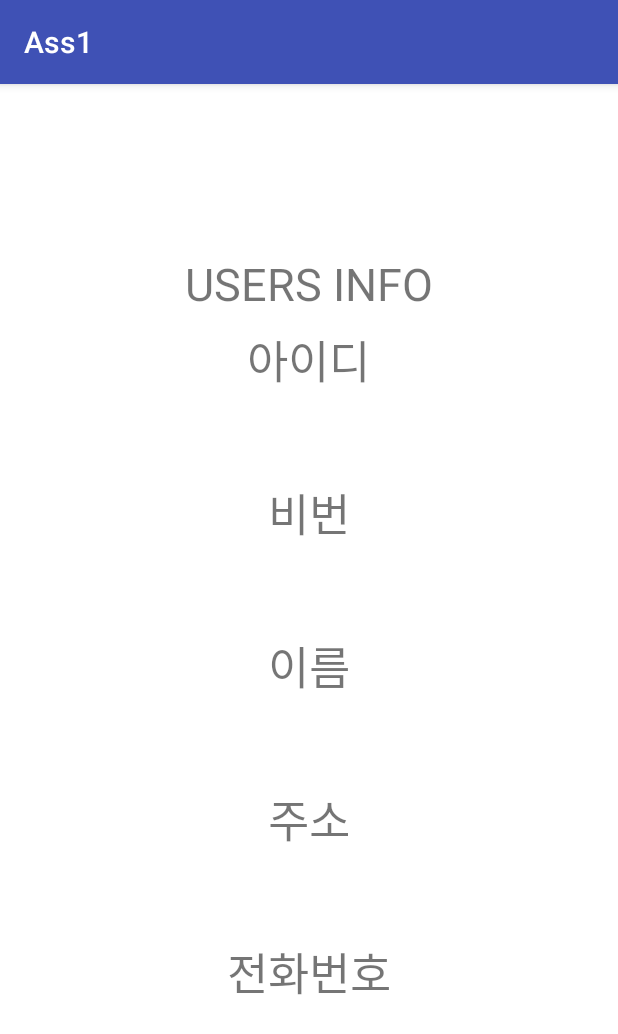
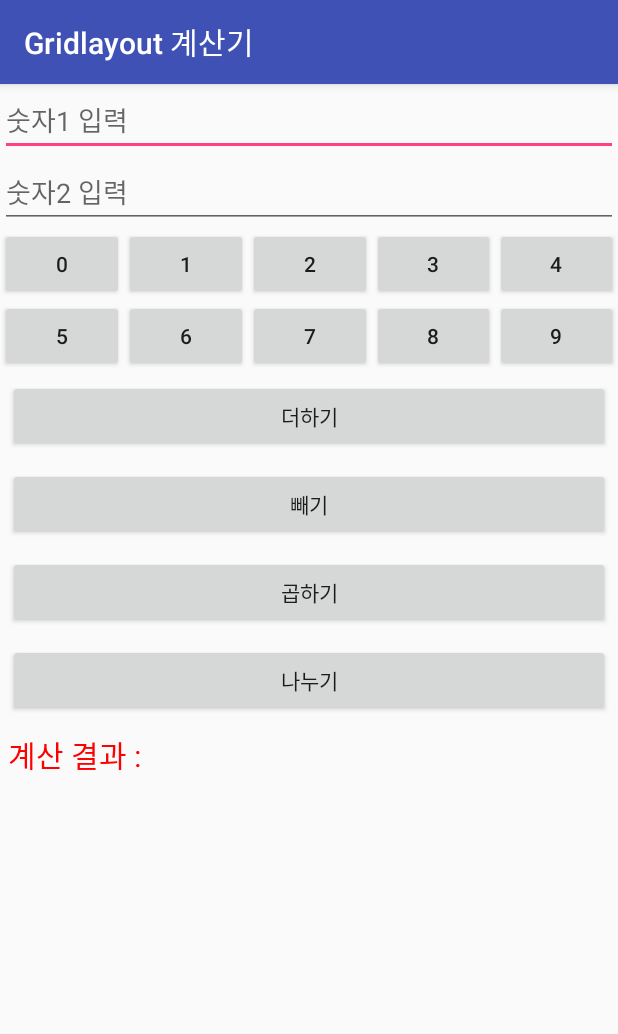
Before and after one commit to htchoi1006/mobileProgramming, an Android app: the MainActivity screen opened directly, with no data from a screen before it, on a phone screen of 412 x 824 dp. Shown: the top 1034 px of the screen. Run offline under Robolectric (Android 15) with nearby library versions, the phone set to English and light mode, and no system bars; network calls fail.

Commit message:
assignment 1

```diff
--- a/app/src/main/java/com/example/registerloginexample/MainActivity.java
+++ b/app/src/main/java/com/example/registerloginexample/MainActivity.java
@@ -1,42 +1,117 @@
 package com.example.registerloginexample;
+
+import android.os.Bundle;
+import android.view.View;
+import android.widget.Button;
+import android.widget.EditText;
+import android.widget.TextView;
+import android.widget.Toast;
 
 import androidx.appcompat.app.AppCompatActivity;
 
-import android.content.Intent;
-import android.os.Bundle;
-import android.widget.TextView;
-
 public class MainActivity extends AppCompatActivity {
 
-    private TextView tv_id, tv_pass, tv_name, tv_address, tv_phone;
+    EditText edit1, edit2;
+    Button btnAdd, btnSub, btnMul, btnDiv;
+    TextView textResult;
 
+    String num1, num2;
+    Button [] numButtons = new Button[10];
+
+    //R.java 자동으로 만들어지는데, 고유ID
+
+    int [] numBtnIDs = { R.id.BtnNum0, R.id.BtnNum1, R.id.BtnNum2, R.id.BtnNum3, R.id.BtnNum4, R.id.BtnNum5, R.id.BtnNum6, R.id.BtnNum7, R.id.BtnNum8, R.id.BtnNum9 };
 
     @Override
     protected void onCreate(Bundle savedInstanceState) {
-        super.onCreate( savedInstanceState );
-        setContentView(R.layout.activity_main);
+        super.onCreate(savedInstanceState);
 
 
-        tv_id = findViewById(R.id.tv_id);
-        tv_pass = findViewById(R.id.tv_pass);
-        tv_name = findViewById(R.id.tv_name);
-        tv_address = findViewById(R.id.tv_address);
-        tv_phone = findViewById(R.id.tv_phone);
+        setContentView(R.layout.activity_main);
+        setTitle("Gridlayout 계산기");
+
+        edit1 = (EditText) findViewById(R.id.Edit1);
+        edit2 = (EditText) findViewById(R.id.Edit2);
+
+        btnAdd = (Button) findViewById(R.id.BtnAdd);
+        btnSub = (Button) findViewById(R.id.BtnSub);
+        btnMul = (Button) findViewById(R.id.BtnMul);
+        btnDiv = (Button) findViewById(R.id.BtnDiv);
+
+        textResult = (TextView) findViewById(R.id.TextResult);
+
+        for (int i = 0; i < numBtnIDs.length; i++) {
+            numButtons[i] = (Button) findViewById(numBtnIDs[i]);
+        }
+
+        for (int i = 0; i < numBtnIDs.length; i++) {
+            final int index;
+            index = i;
+
+            numButtons[index].setOnClickListener(new View.OnClickListener() {
+                @Override
+                public void onClick(View v) {
+                    if (edit1.isFocused() == true) {
+                        num1 = edit1.getText().toString() + numButtons[index].getText().toString();
+                        edit1.setText(num1);
+                    } else if(edit2.isFocused() == true) {
+                        num2 = edit2.getText().toString() + numButtons[index].getText().toString();
+                        edit2.setText(num2);
+                    } else {
+                        Toast.makeText(getApplicationContext(), "먼저 입력할 란을 선택하세요", Toast.LENGTH_SHORT).show();
+                    }
+                }
+            });
+        }
+
+        btnAdd.setOnClickListener(new View.OnClickListener() {
+            @Override
+            public void onClick(View v) {
+                num1 = edit1.getText().toString();
+                num2 = edit2.getText().toString();
+
+                int result = Integer.parseInt(num1) + Integer.parseInt(num2);
+
+                textResult.setText("계산 결과:" + result);
+            }
+        });
+
+        btnSub.setOnClickListener(new View.OnClickListener() {
+            @Override
+            public void onClick(View v) {
+                num1 = edit1.getText().toString();
+                num2 = edit2.getText().toString();
+
+                int result = Integer.parseInt(num1) - Integer.parseInt(num2);
+
+                textResult.setText("계산 결과:" + result);
+            }
+        });
 
 
-        Intent intent = getIntent();
-        String userID = intent.getStringExtra("userID");
-        String userPass = intent.getStringExtra("userPass");
-        String userName = intent.getStringExtra("userName");
-        String userAddress = intent.getStringExtra("userAddress");
-        String userPhone = intent.getStringExtra("userPhone");
+        btnMul.setOnClickListener(new View.OnClickListener() {
+            @Override
+            public void onClick(View v) {
+                num1 = edit1.getText().toString();
+                num2 = edit2.getText().toString();
 
+                int result = Integer.parseInt(num1) * Integer.parseInt(num2);
 
-        tv_id.setText(userID);
-        tv_pass.setText(userPass);
-        tv_name.setText(userName);
-        tv_address.setText(userAddress);
-        tv_phone.setText(userPhone);
+                textResult.setText("계산 결과:" + result);
+            }
+        });
+
+        btnDiv.setOnClickListener(new View.OnClickListener() {
+            @Override
+            public void onClick(View v) {
+                num1 = edit1.getText().toString();
+                num2 = edit2.getText().toString();
+
+                int result = Integer.parseInt(num1) / Integer.parseInt(num2);
+
+                textResult.setText("계산 결과:" + result);
+            }
+        });
 
     }
 }
--- a/app/src/main/res/layout/activity_main.xml
+++ b/app/src/main/res/layout/activity_main.xml
@@ -1,110 +1,168 @@
 <?xml version="1.0" encoding="utf-8"?>
-<LinearLayout xmlns:android="http://schemas.android.com/apk/res/android"
-    android:layout_width="fill_parent"
-    android:layout_height="fill_parent"
-    android:background="@color/bg_register"
-    android:gravity="center"
-    android:orientation="vertical"
-    android:padding="10dp" >
+<GridLayout xmlns:android="http://schemas.android.com/apk/res/android"
+    android:layout_width="match_parent"
+    android:layout_height="match_parent"
+    android:columnCount="5"
+    android:rowCount="9"
+    >
 
-    <TextView
-        android:id="@+id/textView"
-        android:layout_width="wrap_content"
+    <EditText
+        android:id="@+id/Edit1"
+        android:layout_column="0"
+        android:layout_row="0"
+        android:layout_columnSpan="5"
+        android:layout_gravity="fill_horizontal"
+        android:hint="숫자1 입력" />
+
+
+    <EditText
+        android:id="@+id/Edit2"
+        android:layout_column="0"
+        android:layout_row="1"
+        android:layout_columnSpan="5"
+        android:layout_gravity="fill_horizontal"
+        android:hint="숫자2 입력" />
+
+    <LinearLayout
+        android:layout_width="match_parent"
         android:layout_height="wrap_content"
-        android:layout_marginTop="8dp"
-        android:text="USERS INFO"
-        android:gravity="center"
-        android:textSize="30dp"/>
+        android:layout_column="0"
+        android:layout_row="2"
+        android:layout_columnSpan="5" >
 
-    <TextView
-        android:id="@+id/textView2"
-        android:layout_width="wrap_content"
+        <Button
+            android:layout_weight="1"
+            android:layout_width="match_parent"
+            android:layout_height="wrap_content"
+            android:id="@+id/BtnNum0"
+            android:text="0"/>
+
+        <Button
+            android:layout_weight="1"
+            android:layout_width="match_parent"
+            android:layout_height="wrap_content"
+            android:id="@+id/BtnNum1"
+            android:text="1"/>
+
+        <Button
+            android:layout_weight="1"
+            android:layout_width="match_parent"
+            android:layout_height="wrap_content"
+            android:id="@+id/BtnNum2"
+            android:text="2"/>
+
+        <Button
+            android:layout_weight="1"
+            android:layout_width="match_parent"
+            android:layout_height="wrap_content"
+            android:id="@+id/BtnNum3"
+            android:text="3"/>
+
+        <Button
+            android:layout_weight="1"
+            android:layout_width="match_parent"
+            android:layout_height="wrap_content"
+            android:id="@+id/BtnNum4"
+            android:text="4"/>
+
+    </LinearLayout>
+
+    <LinearLayout
+        android:layout_width="match_parent"
         android:layout_height="wrap_content"
-        android:layout_marginTop="8dp"
-        android:text="아이디"
-        android:gravity="center"
-        android:textSize="30dp"/>
+        android:layout_column="0"
+        android:layout_row="3"
+        android:layout_columnSpan="5" >
 
-    <TextView
-        android:id="@+id/tv_id"
-        android:layout_width="wrap_content"
-        android:layout_height="wrap_content"
-        android:layout_marginTop="8dp"
-        android:text="TextView"
-        android:gravity="center"
-        android:textSize="30dp"/>
+        <Button
+            android:layout_weight="1"
+            android:layout_width="match_parent"
+            android:layout_height="wrap_content"
+            android:id="@+id/BtnNum5"
+            android:text="5"/>
 
-    <TextView
-        android:id="@+id/textView3"
-        android:layout_width="wrap_content"
-        android:layout_height="wrap_content"
-        android:layout_marginTop="8dp"
-        android:text="비번"
-        android:gravity="center"
-        android:textSize="30dp"/>
+        <Button
+            android:layout_weight="1"
+            android:layout_width="match_parent"
+            android:layout_height="wrap_content"
+            android:id="@+id/BtnNum6"
+            android:text="6"/>
 
-    <TextView
-        android:id="@+id/tv_pass"
-        android:layout_width="wrap_content"
-        android:layout_height="wrap_content"
-        android:layout_marginTop="8dp"
-        android:text="TextView"
-        android:gravity="center"
-        android:textSize="30dp"/>
+        <Button
+            android:layout_weight="1"
+            android:layout_width="match_parent"
+            android:layout_height="wrap_content"
+            android:id="@+id/BtnNum7"
+            android:text="7"/>
+
+        <Button
+            android:layout_weight="1"
+            android:layout_width="match_parent"
+            android:layout_height="wrap_content"
+            android:id="@+id/BtnNum8"
+            android:text="8"/>
+
+        <Button
+            android:layout_weight="1"
+            android:layout_width="match_parent"
+            android:layout_height="wrap_content"
+            android:id="@+id/BtnNum9"
+            android:text="9"/>
+
+    </LinearLayout>
+
+    <Button
+        android:id="@+id/BtnAdd"
+        android:layout_column="0"
+        android:layout_row="4"
+        android:layout_columnSpan="5"
+        android:layout_margin="5dp"
+        android:layout_span="5"
+        android:layout_gravity="fill_horizontal"
+        android:text="더하기" />
+
+    <Button
+        android:id="@+id/BtnSub"
+        android:layout_column="0"
+        android:layout_row="5"
+        android:layout_columnSpan="5"
+        android:layout_gravity="fill_horizontal"
+        android:layout_margin="5dp"
+        android:layout_span="5"
+        android:text="빼기" />
+
+
+    <Button
+        android:id="@+id/BtnMul"
+        android:layout_column="0"
+        android:layout_row="6"
+        android:layout_columnSpan="5"
+        android:layout_margin="5dp"
+        android:layout_span="5"
+        android:layout_gravity="fill_horizontal"
+        android:text="곱하기" />
+
+    <Button
+        android:id="@+id/BtnDiv"
+        android:layout_column="0"
+        android:layout_row="7"
+        android:layout_columnSpan="5"
+        android:layout_margin="5dp"
+        android:layout_span="5"
+        android:layout_gravity="fill_horizontal"
+        android:text="나누기" />
 
 
     <TextView
-        android:id="@+id/textView4"
-        android:layout_width="wrap_content"
-        android:layout_height="wrap_content"
-        android:layout_marginTop="8dp"
-        android:text="이름"
-        android:gravity="center"
-        android:textSize="30dp"/>
+        android:id="@+id/TextResult"
+        android:layout_column="0"
+        android:layout_row="8"
+        android:layout_columnSpan="5"
+        android:layout_margin="5dp"
+        android:layout_span="5"
+        android:layout_gravity="fill_horizontal"
+        android:text="계산 결과 : "
+        android:textColor="#FF0000"
+        android:textSize="20dp" />
 
-    <TextView
-        android:id="@+id/tv_name"
-        android:layout_width="wrap_content"
-        android:layout_height="wrap_content"
-        android:layout_marginTop="8dp"
-        android:text="TextView"
-        android:gravity="center"
-        android:textSize="30dp"/>
-
-    <TextView
-        android:id="@+id/textView8"
-        android:layout_width="wrap_content"
-        android:layout_height="wrap_content"
-        android:layout_marginTop="8dp"
-        android:text="주소"
-        android:gravity="center"
-        android:textSize="30dp"/>
-
-    <TextView
-        android:id="@+id/tv_address"
-        android:layout_width="wrap_content"
-        android:layout_height="wrap_content"
-        android:layout_marginTop="8dp"
-        android:text="TextView"
-        android:gravity="center"
-        android:textSize="30dp"/>
-
-    <TextView
-        android:id="@+id/textView9"
-        android:layout_width="wrap_content"
-        android:layout_height="wrap_content"
-        android:layout_marginTop="8dp"
-        android:text="전화번호"
-        android:gravity="center"
-        android:textSize="30dp"/>
-
-    <TextView
-        android:id="@+id/tv_phone"
-        android:layout_width="wrap_content"
-        android:layout_height="wrap_content"
-        android:layout_marginTop="8dp"
-        android:text="TextView"
-        android:gravity="center"
-        android:textSize="30dp"/>
-
-</LinearLayout>
+</GridLayout>
```
